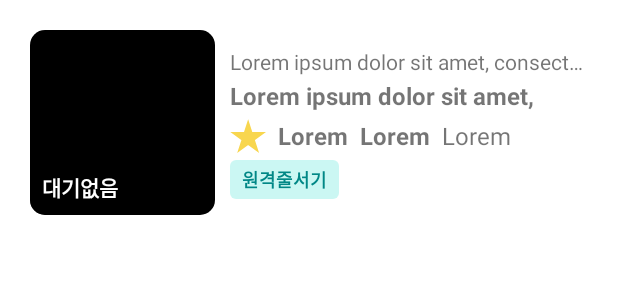
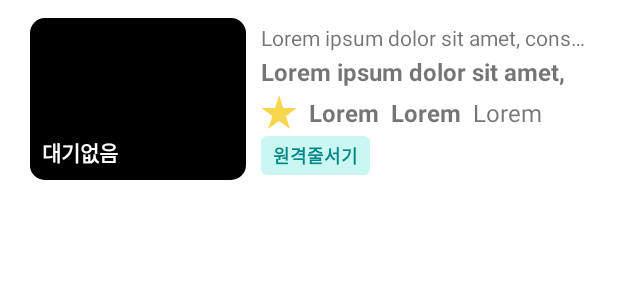
Before and after one commit to akado202/typiccode, an Android app: the layout view_restaurant_row.xml on its own in the app's theme, with its tools: preview values and no code run, on a phone screen of 412 x 824 dp. Shown: the top 300 px of the screen. Run offline under Robolectric (Android 15) with nearby library versions, the phone set to English and light mode, and no system bars; network calls fail.

Commit message:
fix: 관심매장 item 레이아웃 수정
관심매장 item 레이아웃 코드 수정.
 - thumbnail size
 - row item margin
 - click ripple event

```diff
--- /dev/null
+++ b/app/src/main/res/drawable/bg_ripple_round_10_effect.xml
@@ -0,0 +1,12 @@
+<?xml version="1.0" encoding="utf-8"?>
+<ripple xmlns:android="http://schemas.android.com/apk/res/android"
+    xmlns:tools="http://schemas.android.com/tools"
+    android:color="@color/ripple_color"
+    tools:targetApi="lollipop">
+    <item android:id="@android:id/mask">
+        <shape android:shape="rectangle">
+            <solid android:color="@android:color/white" />
+            <corners android:radius="10dp" />
+        </shape>
+    </item>
+</ripple>
--- a/app/src/main/res/layout/fragment_interest.xml
+++ b/app/src/main/res/layout/fragment_interest.xml
@@ -34,8 +34,8 @@
     <View
         android:id="@+id/v_elevation"
         android:layout_width="match_parent"
-        android:layout_height="1dp"
-        android:background="@color/black"
+        android:layout_height="4dp"
+        android:background="@drawable/gradient_vertical_shadow"
         app:layout_constraintTop_toBottomOf="@id/tabLayout" />
 
     <androidx.viewpager2.widget.ViewPager2
--- a/app/src/main/res/layout/view_restaurant_row.xml
+++ b/app/src/main/res/layout/view_restaurant_row.xml
@@ -35,7 +35,7 @@
             android:layout_width="wrap_content"
             android:layout_height="wrap_content"
             android:orientation="horizontal"
-            app:layout_constraintGuide_begin="20dp" />
+            app:layout_constraintGuide_begin="12dp" />
 
         <androidx.cardview.widget.CardView
             android:id="@+id/cv_frame"
@@ -44,10 +44,10 @@
             app:cardBackgroundColor="@android:color/transparent"
             app:cardCornerRadius="10dp"
             app:cardElevation="0dp"
-            app:layout_constraintDimensionRatio="1"
+            app:layout_constraintDimensionRatio="h, 4:3"
             app:layout_constraintStart_toStartOf="@id/guideline_start"
             app:layout_constraintTop_toTopOf="@id/guideline_top"
-            app:layout_constraintWidth_percent="0.3">
+            app:layout_constraintWidth_percent="0.35">
 
             <androidx.constraintlayout.widget.ConstraintLayout
                 android:layout_width="match_parent"
@@ -196,8 +196,18 @@
 
         <View
             android:layout_width="match_parent"
-            android:layout_height="20dp"
+            android:layout_height="12dp"
             app:layout_constraintTop_toBottomOf="@id/cv_frame" />
+
+        <View
+            android:id="@+id/v_action"
+            android:layout_width="match_parent"
+            android:layout_height="0dp"
+            android:background="@drawable/bg_ripple_round_10_effect"
+            android:alpha="0.5"
+            android:layout_margin="10dp"
+            app:layout_constraintTop_toTopOf="parent"
+            app:layout_constraintBottom_toBottomOf="parent" />
 
     </androidx.constraintlayout.widget.ConstraintLayout>
 
--- a/app/src/main/res/values/colors.xml
+++ b/app/src/main/res/values/colors.xml
@@ -5,6 +5,9 @@
     <color name="purple_700">#FF3700B3</color>
     <color name="teal_200">#FF03DAC5</color>
     <color name="teal_700">#FF018786</color>
+
     <color name="black">#FF000000</color>
     <color name="white">#FFFFFFFF</color>
+
+    <color name="ripple_color">#667F7F7F</color>
 </resources>
--- a/app/src/main/res/xml/motion_interest_header_scene.xml
+++ b/app/src/main/res/xml/motion_interest_header_scene.xml
@@ -28,7 +28,7 @@
         <Constraint
             android:id="@+id/v_elevation"
             android:layout_width="match_parent"
-            android:layout_height="1dp"
+            android:layout_height="4dp"
             android:alpha="0"
             app:layout_constraintTop_toBottomOf="@id/tabLayout" />
     </ConstraintSet>
@@ -47,8 +47,8 @@
         <Constraint
             android:id="@+id/v_elevation"
             android:layout_width="match_parent"
-            android:layout_height="1dp"
-            android:alpha="1"
+            android:layout_height="4dp"
+            android:alpha="0.04"
             app:layout_constraintTop_toBottomOf="@id/tabLayout" />
     </ConstraintSet>
 </MotionScene>
```
Also changed, not shown: app/src/main/java/com/akado/typiccode/ui/interest/RestaurantAdapter.kt (+7 -2 lines), app/src/main/res/drawable/gradient_vertical_shadow.xml (added, +10 -0 lines).
